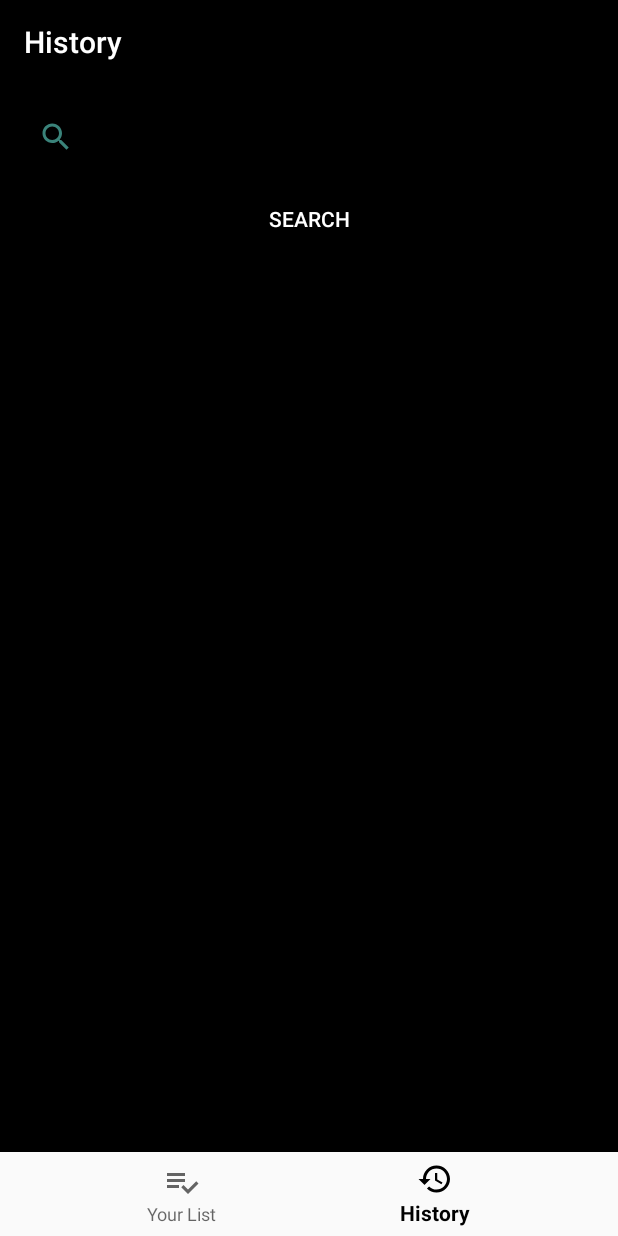
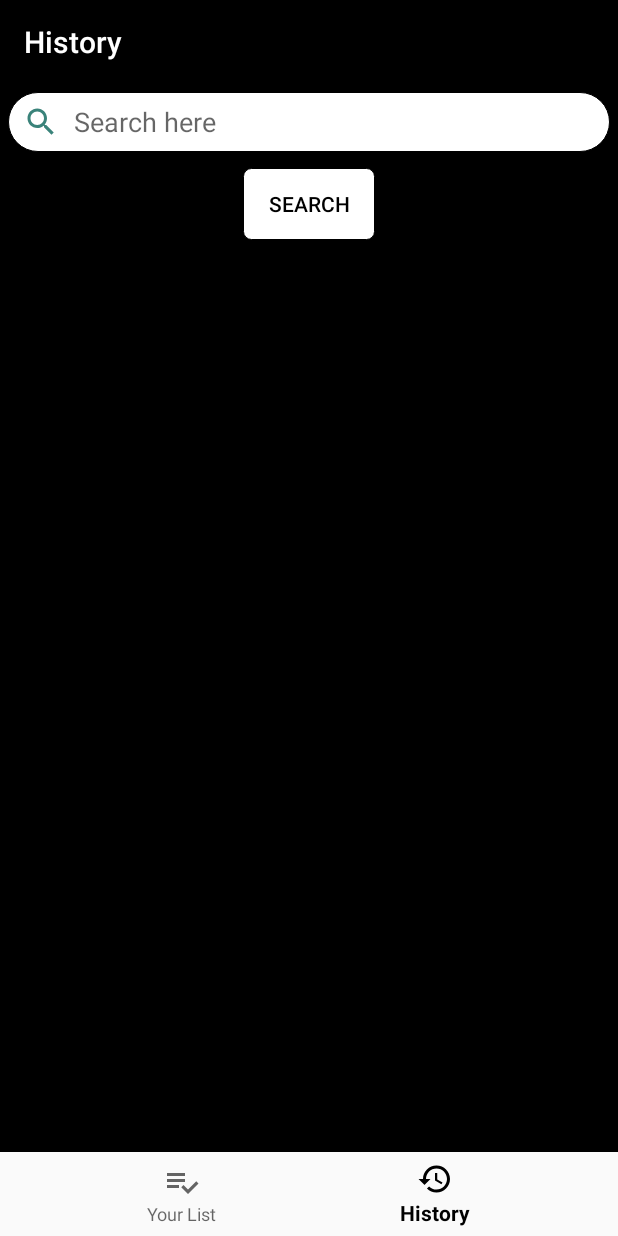
Before and after one commit to krishnakorukanti/QuickIt, an Android app: the DashboardFragment screen opened through its navigation route, on a phone screen of 412 x 824 dp. Run offline under Robolectric (Android 15) with nearby library versions, the phone set to English and light mode, and no system bars; our stand-ins replace Room's generated code, navigation-ui; Roboto replaces fonts that are not available here.

Commit message:
made some UI changes

```diff
--- a/Quik/app/src/main/res/drawable-v24/rectangle_bg1.xml
+++ b/Quik/app/src/main/res/drawable-v24/rectangle_bg1.xml
@@ -3,7 +3,7 @@
 
     <stroke android:color="@color/black"
         android:width="0.5dp"/>
-<solid android:color="@color/black"/>
+<solid android:color="@color/white"/>
     <size android:height="30dp"
         android:width="50dp"/>
 
--- a/Quik/app/src/main/res/drawable/rectangle_bg.xml
+++ b/Quik/app/src/main/res/drawable/rectangle_bg.xml
@@ -3,7 +3,7 @@
 
     <stroke android:color="@color/black"
         android:width="0.5dp"/>
-
+     <solid android:color="@color/white"/>
     <size android:height="40dp"
         android:width="50dp"/>
 
--- a/Quik/app/src/main/res/layout/dashboard_item_layout.xml
+++ b/Quik/app/src/main/res/layout/dashboard_item_layout.xml
@@ -1,8 +1,9 @@
 <?xml version="1.0" encoding="utf-8"?>
 <androidx.cardview.widget.CardView xmlns:android="http://schemas.android.com/apk/res/android"
     android:layout_width="match_parent"
-
     android:layout_height="wrap_content"
+    android:layout_marginStart="5dp"
+    android:layout_marginEnd="5dp"
     xmlns:app="http://schemas.android.com/apk/res-auto">
 
     <com.nguyencse.URLEmbeddedView
@@ -10,6 +11,7 @@
         android:layout_width="match_parent"
         android:layout_height="wrap_content"
         app:title="Title"
+
         android:background="@android:color/transparent"
         android:layout_below="@id/imageURLEmd"
         app:description="Description"
--- a/Quik/app/src/main/res/layout/fragment_dashboard.xml
+++ b/Quik/app/src/main/res/layout/fragment_dashboard.xml
@@ -3,7 +3,7 @@
     xmlns:app="http://schemas.android.com/apk/res-auto"
     xmlns:tools="http://schemas.android.com/tools"
     android:layout_width="match_parent"
-    android:layout_margin="10dp"
+
     android:layout_height="match_parent"
     android:orientation="vertical"
     tools:context=".ui.dashboard.DashboardFragment">
@@ -13,6 +13,9 @@
         android:layout_width="match_parent"
         android:layout_height="wrap_content"
         android:layout_margin="5dp"
+
+        android:layout_marginStart="5dp"
+        android:layout_marginEnd="5dp"
         android:background="@drawable/rectangle_bg"
         android:drawableLeft="@drawable/ic_baseline_search_24"
         android:drawablePadding="10dp"
@@ -23,11 +26,11 @@
         android:id="@+id/btnSearch"
         android:layout_width="wrap_content"
         android:layout_height="wrap_content"
+        android:layout_gravity="center"
         android:layout_marginTop="5dp"
         android:background="@drawable/rectangle_bg1"
-        android:layout_gravity="center"
         android:text="Search"
-        android:textColor="@color/white"/>
+        android:textColor="@color/black" />
 
     <androidx.recyclerview.widget.RecyclerView
         android:id="@+id/rvRecyclerView"
```
